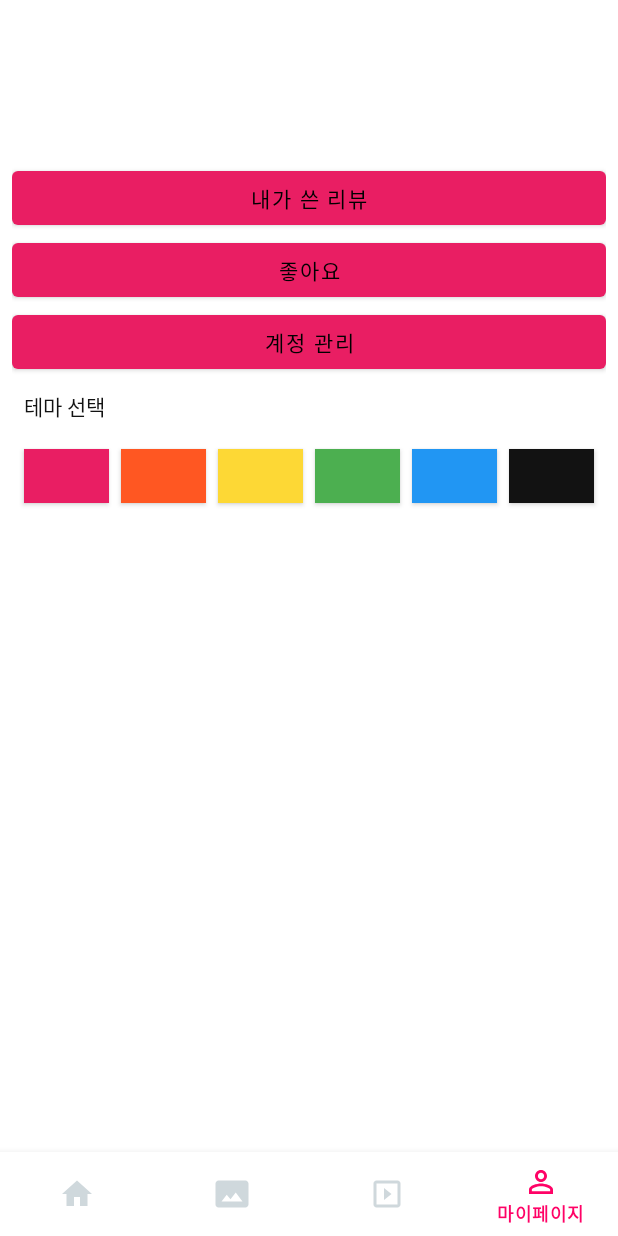
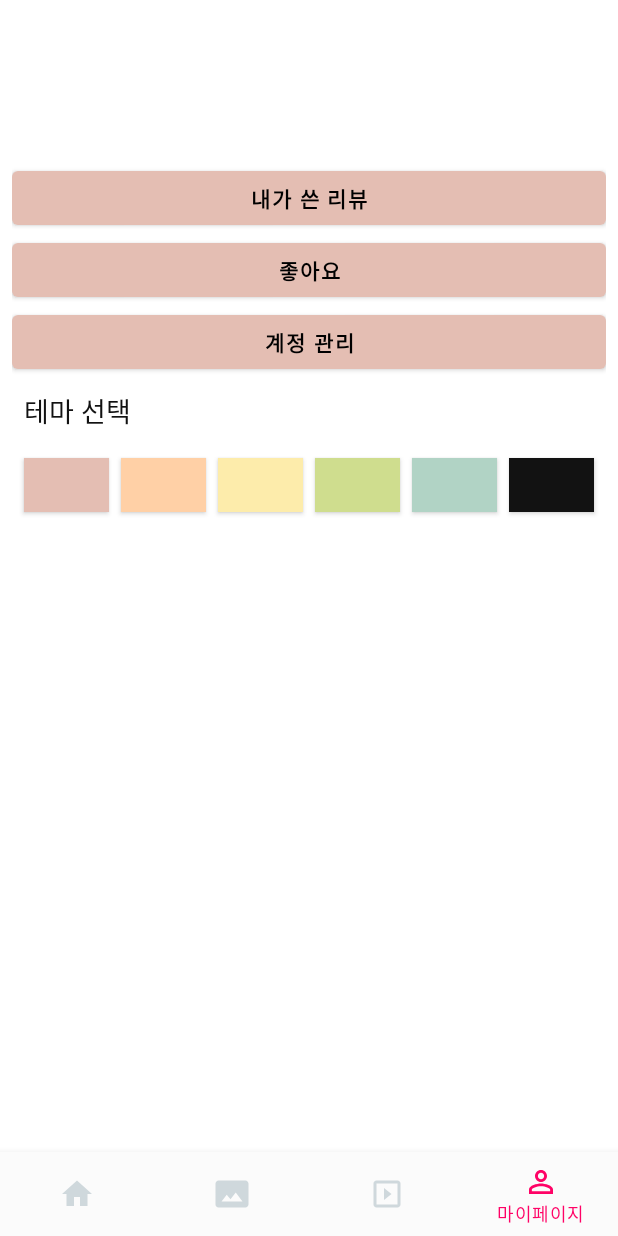
Before and after one commit to JuyoungHam/2020Project, an Android app: the screen it shows after launch once a user with an empty profile is signed in (MainActivity), item 4 of the bottom bar chosen, on a phone screen of 412 x 824 dp. Run offline under Robolectric (Android 15) with nearby library versions, the phone set to English and light mode, and no system bars; our stand-ins replace Firebase (no records; nobody signed in at launch, a user with empty details on screens opened directly); Roboto replaces fonts that are not available here; 1 statement that could not run was skipped.

Commit message:
폰트 및 디자인 약간 수정

```diff
--- a/MyProject73029/app/src/main/java/com/ici/myproject73029/MainActivity.java
+++ b/MyProject73029/app/src/main/java/com/ici/myproject73029/MainActivity.java
@@ -10,6 +10,7 @@ import android.os.Bundle;
 import android.util.Log;
 import android.view.Menu;
 import android.view.MenuItem;
+import android.view.ViewGroup;
 import android.widget.ImageView;
 import android.widget.Toast;
 
--- a/MyProject73029/app/src/main/java/com/ici/myproject73029/mypage/ThemeChanger.java
+++ b/MyProject73029/app/src/main/java/com/ici/myproject73029/mypage/ThemeChanger.java
@@ -42,9 +42,9 @@ public class ThemeChanger {
         } else if (i == 3) {
             activity.setTheme(R.style.AppTheme3);
         } else if (i == 4) {
-            activity.setTheme(R.style.AppTheme2);
+            activity.setTheme(R.style.AppTheme4);
         } else if (i == 5) {
-            activity.setTheme(R.style.AppTheme2);
+            activity.setTheme(R.style.AppTheme5);
         } else if (i == 6) {
             activity.setTheme(R.style.DarkTheme);
         }
--- a/MyProject73029/app/src/main/java/com/ici/myproject73029/tabs/ItemFragment.java
+++ b/MyProject73029/app/src/main/java/com/ici/myproject73029/tabs/ItemFragment.java
@@ -6,6 +6,7 @@ import android.content.Intent;
 import android.content.pm.PackageManager;
 import android.content.pm.ResolveInfo;
 import android.graphics.Color;
+import android.graphics.Typeface;
 import android.location.Address;
 import android.location.Geocoder;
 import android.net.Uri;
@@ -167,6 +168,10 @@ public class ItemFragment extends Fragment implements View.OnClickListener,
         item_period.setVisibility(View.GONE);
         ImageButton go_to_url = rootView.findViewById(R.id.go_to_url);
 
+        TextView item=rootView.findViewById(R.id.item_title);
+        Typeface tf=Typeface.createFromAsset(getContext().getAssets(),"font/Cafe24Oneprettynight.ttf");
+        item.setTypeface(tf);
+
         if (FirebaseAuth.getInstance().getCurrentUser() == null) {
             make_favorite.setEnabled(false);
             make_favorite.setImageResource(R.drawable.favorited);
@@ -207,7 +212,7 @@ public class ItemFragment extends Fragment implements View.OnClickListener,
             item_venue.setVisibility(View.VISIBLE);
         }
         if (start_date != null && end_date != null) {
-            SimpleDateFormat sfd = new SimpleDateFormat("yyyy년 MM월 dd일", Locale.getDefault());
+            SimpleDateFormat sfd = new SimpleDateFormat("yy년 MM월 dd일", Locale.getDefault());
             item_period.setText(sfd.format(start_date.toDate()) + " ~ " + sfd.format(end_date.toDate()));
             item_period.setVisibility(View.VISIBLE);
         }
--- /dev/null
+++ b/MyProject73029/app/src/main/res/font/fonts.xml
@@ -0,0 +1,6 @@
+<?xml version="1.0" encoding="utf-8"?>
+<font-family xmlns:android="http://schemas.android.com/apk/res/android">
+
+    <font android:font="@font/cafe24oneprettynight"></font>
+
+</font-family>
--- a/MyProject73029/app/src/main/res/layout/activity_firebase_ui.xml
+++ b/MyProject73029/app/src/main/res/layout/activity_firebase_ui.xml
@@ -81,7 +81,7 @@
         <com.facebook.login.widget.LoginButton
             android:id="@+id/facebook_login_button"
             android:layout_width="250dp"
-            android:layout_height="45dp"
+            android:layout_height="wrap_content"
             android:layout_gravity="center_horizontal"
             android:layout_marginTop="16dp"
             app:layout_constraintEnd_toEndOf="parent"
--- a/MyProject73029/app/src/main/res/layout/activity_loading.xml
+++ b/MyProject73029/app/src/main/res/layout/activity_loading.xml
@@ -5,4 +5,6 @@
     android:layout_width="match_parent"
     android:layout_height="match_parent"
     android:background="?attr/backgroundColor"
-    tools:context=".Loading" />
+    tools:context=".Loading" >
+
+</androidx.constraintlayout.widget.ConstraintLayout>
--- a/MyProject73029/app/src/main/res/layout/fragment_item.xml
+++ b/MyProject73029/app/src/main/res/layout/fragment_item.xml
@@ -49,7 +49,8 @@
                         android:layout_marginTop="8dp"
                         android:layout_marginBottom="8dp"
                         android:textAppearance="@style/TextAppearance.AppCompat.Large"
-                        android:textSize="20sp" />
+                        android:textSize="24sp"
+                        android:textStyle="bold" />
 
                     <com.google.android.material.chip.ChipGroup
                         android:id="@+id/item_chip_group"
@@ -102,7 +103,7 @@
                                 android:layout_height="wrap_content"
                                 android:gravity="center"
                                 android:text="평균 별점"
-                                android:textSize="10sp" />
+                                android:textSize="12sp" />
                         </LinearLayout>
 
                         <Space
@@ -130,7 +131,7 @@
                                 android:layout_width="wrap_content"
                                 android:layout_height="wrap_content"
                                 android:text="지도"
-                                android:textSize="10sp" />
+                                android:textSize="12sp" />
 
                         </LinearLayout>
 
@@ -164,7 +165,7 @@
                                 android:gravity="center"
                                 android:text="홈페이지"
                                 android:textAppearance="@style/TextAppearance.AppCompat.Small"
-                                android:textSize="10sp" />
+                                android:textSize="12sp" />
                         </LinearLayout>
 
                         <Space
@@ -194,7 +195,7 @@
                                 android:layout_height="wrap_content"
                                 android:gravity="center"
                                 android:text="공유"
-                                android:textSize="10sp" />
+                                android:textSize="12sp" />
                         </LinearLayout>
 
                         <Space
@@ -221,7 +222,7 @@
                                 android:layout_height="wrap_content"
                                 android:gravity="center"
                                 android:text="댓글"
-                                android:textSize="10sp" />
+                                android:textSize="12sp" />
                         </LinearLayout>
 
                         <Space
@@ -264,7 +265,7 @@
                                 android:layout_height="wrap_content"
                                 android:gravity="center"
                                 android:text="좋아요"
-                                android:textSize="10sp" />
+                                android:textSize="12sp" />
 
                         </LinearLayout>
 
@@ -283,7 +284,8 @@
                         android:layout_margin="8dp"
                         android:gravity="center"
                         android:textAppearance="@style/TextAppearance.AppCompat.Medium"
-                        tools:visibility="gone" />
+                        tools:visibility="gone"
+                        android:textSize="20sp"/>
 
                     <TextView
                         android:id="@+id/item_period"
@@ -293,7 +295,7 @@
                         android:layout_margin="8dp"
                         android:gravity="center"
                         android:textAppearance="@style/TextAppearance.AppCompat.Medium"
-                        android:textSize="16sp"
+                        android:textSize="20sp"
                         tools:visibility="gone" />
 
                     <TextView
@@ -301,6 +303,7 @@
                         android:layout_width="wrap_content"
                         android:layout_height="wrap_content"
                         android:layout_margin="8dp"
+                        android:textSize="20sp"
                         tools:visibility="gone" />
 
                     <FrameLayout
--- a/MyProject73029/app/src/main/res/layout/horizontal_item.xml
+++ b/MyProject73029/app/src/main/res/layout/horizontal_item.xml
@@ -22,7 +22,7 @@
             android:layout_height="150dp"
             android:layout_gravity="center|center_vertical"
             android:layout_margin="4dp"
-            tools:srcCompat="@drawable/ic_baseline_photo" />
+            tools:srcCompat="@drawable/ic_baseline_photo"/>
 
         <TextView
             android:id="@+id/title_grid"
@@ -34,7 +34,8 @@
             android:layout_marginBottom="8dp"
             android:gravity="center"
             android:singleLine="true"
-            android:textAppearance="@style/TextAppearance.AppCompat.Small" />
+            android:textAppearance="@style/TextAppearance.AppCompat.Small"
+            android:textSize="16sp" />
 
     </LinearLayout>
 </androidx.cardview.widget.CardView>
--- a/MyProject73029/app/src/main/res/layout/item.xml
+++ b/MyProject73029/app/src/main/res/layout/item.xml
@@ -51,7 +51,7 @@
             android:layout_gravity="center|center_vertical"
             android:layout_margin="4dp"
             android:visibility="gone"
-            tools:srcCompat="@drawable/ic_baseline_photo" />
+            tools:srcCompat="@drawable/ic_baseline_photo"/>
 
         <TextView
             android:id="@+id/title_grid"
--- a/MyProject73029/app/src/main/res/layout/tab_home.xml
+++ b/MyProject73029/app/src/main/res/layout/tab_home.xml
@@ -55,12 +55,13 @@
 
                 <TextView
                     android:id="@+id/textView5"
-                    android:layout_width="match_parent"
+                    android:layout_width="wrap_content"
                     android:layout_height="wrap_content"
                     android:layout_marginLeft="8dp"
                     android:layout_marginTop="16dp"
                     android:text="새로운 공연/전시"
-                    android:textAppearance="@style/TextAppearance.AppCompat.Medium" />
+                    android:textAppearance="@style/TextAppearance.AppCompat.Medium"
+                    android:textStyle="bold"/>
 
                 <androidx.recyclerview.widget.RecyclerView
                     android:id="@+id/new_recyclerview"
@@ -77,13 +78,15 @@
                     android:layout_marginLeft="8dp"
                     android:layout_marginTop="16dp"
                     android:text="인기 공연/전시"
+                    android:textStyle="bold"
                     android:textAppearance="@style/TextAppearance.AppCompat.Medium" />
 
                 <androidx.recyclerview.widget.RecyclerView
                     android:id="@+id/pop_recyclerview"
                     android:layout_width="match_parent"
                     android:layout_height="wrap_content"
-                    tools:listitem="@layout/horizontal_item">
+                    tools:listitem="@layout/horizontal_item"
+                    android:elevation="20dp">
 
                 </androidx.recyclerview.widget.RecyclerView>
 
@@ -94,6 +97,7 @@
                     android:layout_marginLeft="8dp"
                     android:layout_marginTop="16dp"
                     android:text="예정 공연/전시"
+                    android:textStyle="bold"
                     android:textAppearance="@style/TextAppearance.AppCompat.Medium" />
 
                 <androidx.recyclerview.widget.RecyclerView
--- a/MyProject73029/app/src/main/res/layout/tab_mypage.xml
+++ b/MyProject73029/app/src/main/res/layout/tab_mypage.xml
@@ -48,7 +48,9 @@
                 android:layout_height="wrap_content"
                 android:text="내가 쓴 리뷰"
                 android:textColor="#000000"
-                app:backgroundTint="?attr/colorAccent" />
+                app:backgroundTint="?attr/colorAccent"
+                android:fontFamily="@font/cafe24oneprettynight"
+                android:textStyle="bold"/>
 
             <Button
                 android:id="@+id/button_favorite"
@@ -56,7 +58,9 @@
                 android:layout_height="wrap_content"
                 android:text="좋아요"
                 android:textColor="#000000"
-                app:backgroundTint="?attr/colorAccent" />
+                app:backgroundTint="?attr/colorAccent"
+                android:fontFamily="@font/cafe24oneprettynight"
+                android:textStyle="bold"/>
 
             <Button
                 android:id="@+id/button_login_control"
@@ -64,19 +68,22 @@
                 android:layout_height="wrap_content"
                 android:text="계정 관리"
                 android:textColor="#000000"
-                app:backgroundTint="?attr/colorAccent" />
+                app:backgroundTint="?attr/colorAccent"
+                android:fontFamily="@font/cafe24oneprettynight"
+                android:textStyle="bold"/>
 
             <TextView
                 android:id="@+id/textView8"
                 android:layout_width="match_parent"
                 android:layout_height="wrap_content"
                 android:layout_margin="8dp"
-                android:text="테마 선택" />
+                android:text="테마 선택"
+                android:textSize="18sp" />
 
             <LinearLayout
                 android:layout_width="match_parent"
                 android:layout_height="wrap_content"
-                android:background="#FFFFFF"
+                android:background="#0000"
                 android:padding="4dp">
 
                 <Button
@@ -86,7 +93,7 @@
                     android:layout_marginLeft="4dp"
                     android:layout_marginRight="4dp"
                     android:layout_weight="1"
-                    app:backgroundTint="#E91E63"
+                    app:backgroundTint="#E4BEB3"
                     app:cornerRadius="0dp" />
 
                 <Button
@@ -96,7 +103,7 @@
                     android:layout_marginLeft="4dp"
                     android:layout_marginRight="4dp"
                     android:layout_weight="1"
-                    app:backgroundTint="#FF5722"
+                    app:backgroundTint="#FFD0A6"
                     app:cornerRadius="0dp" />
 
                 <Button
@@ -106,9 +113,9 @@
                     android:layout_marginLeft="4dp"
                     android:layout_marginRight="4dp"
                     android:layout_weight="1"
-                    app:backgroundTint="#FDD835"
+                    app:backgroundTint="#FDECAB"
                     app:cornerRadius="0dp"
-                    app:iconTint="#FFB300" />
+                    app:iconTint="#FDECAB" />
 
                 <Button
                     android:id="@+id/theme4"
@@ -117,7 +124,7 @@
                     android:layout_marginLeft="4dp"
                     android:layout_marginRight="4dp"
                     android:layout_weight="1"
-                    app:backgroundTint="#4CAF50"
+                    app:backgroundTint="#CFDD8E"
                     app:cornerRadius="0dp" />
 
                 <Button
@@ -127,7 +134,7 @@
                     android:layout_marginLeft="4dp"
                     android:layout_marginRight="4dp"
                     android:layout_weight="1"
-                    app:backgroundTint="#2196F3"
+                    app:backgroundTint="#B1D3C5"
                     app:cornerRadius="0dp" />
 
                 <Button
--- a/MyProject73029/app/src/main/res/layout/tab_show.xml
+++ b/MyProject73029/app/src/main/res/layout/tab_show.xml
@@ -3,7 +3,9 @@
     xmlns:tools="http://schemas.android.com/tools"
     android:layout_width="match_parent"
     android:layout_height="match_parent"
-    android:background="?attr/backgroundColor">
+    android:background="?attr/backgroundColor"
+    android:padding="20dp"
+    android:elevation="30dp">
 
     <androidx.recyclerview.widget.RecyclerView
         android:id="@+id/show_recyclerView"
--- a/MyProject73029/app/src/main/res/values/styles.xml
+++ b/MyProject73029/app/src/main/res/values/styles.xml
@@ -2,32 +2,78 @@
     <!-- Base application theme. -->
     <style name="AppTheme" parent="Theme.MaterialComponents.DayNight">
         <!-- Customize your theme here. -->
-        <item name="colorPrimary">#FFFFFF</item>
-        <item name="colorPrimaryDark">#E91E63</item>
-        <item name="colorAccent">#E91E63</item>
+        <item name="colorPrimary">#FBFBFB</item>
+        <item name="colorPrimaryDark">#E4BEB3</item>
+        <item name="colorAccent">#E4BEB3</item>
         <item name="android:textColor">#121212</item>
         <item name="colorControlActivated">@color/pink</item>
         <item name="backgroundColor">#ffffff</item>
+        <item name="android:textViewStyle">@style/customTextViewFontStyle</item>
+        <item name="android:buttonStyle">@style/customButtonFontStyle</item>
+        <item name="android:editTextStyle">@style/customEditTextFontStyle</item>
+        <item name="android:radioButtonStyle">@style/customRadioButtonFontStyle</item>
+        <item name="android:checkboxStyle">@style/customCheckboxFontStyle</item>
+
     </style>
 
     <style name="AppTheme2" parent="Theme.MaterialComponents.DayNight">
         <!-- Customize your theme here. -->
         <item name="colorPrimary">#FFFFFF</item>
-        <item name="colorPrimaryDark">#FF5722</item>
-        <item name="colorAccent">#FF5722</item>
+        <item name="colorPrimaryDark">#FFD0A6</item>
+        <item name="colorAccent">#FFD0A6</item>
         <item name="colorControlActivated">@color/pink</item>
         <item name="android:textColor">#121212</item>
         <item name="backgroundColor">#ffffff</item>
+        <item name="android:textViewStyle">@style/customTextViewFontStyle</item>
+        <item name="android:buttonStyle">@style/customButtonFontStyle</item>
+        <item name="android:editTextStyle">@style/customEditTextFontStyle</item>
+        <item name="android:radioButtonStyle">@style/customRadioButtonFontStyle</item>
+        <item name="android:checkboxStyle">@style/customCheckboxFontStyle</item>
     </style>
 
     <style name="AppTheme3" parent="Theme.MaterialComponents.DayNight">
         <!-- Customize your theme here. -->
         <item name="colorPrimary">#FFFFFF</item>
-        <item name="colorPrimaryDark">#FFDE03</item>
-        <item name="colorAccent">#FFDE03</item>
+        <item name="colorPrimaryDark">#FDECAB</item>
+        <item name="colorAccent">#FDECAB</item>
         <item name="android:textColor">#121212</item>
         <item name="colorControlActivated">@color/pink</item>
         <item name="backgroundColor">#ffffff</item>
+        <item name="android:textViewStyle">@style/customTextViewFontStyle</item>
+        <item name="android:buttonStyle">@style/customButtonFontStyle</item>
+        <item name="android:editTextStyle">@style/customEditTextFontStyle</item>
+        <item name="android:radioButtonStyle">@style/customRadioButtonFontStyle</item>
+        <item name="android:checkboxStyle">@style/customCheckboxFontStyle</item>
+    </style>
+
+    <style name="AppTheme4" parent="Theme.MaterialComponents.DayNight">
+        <!-- Customize your theme here. -->
+        <item name="colorPrimary">#FFFFFF</item>
+        <item name="colorPrimaryDark">#CFDD8E</item>
+        <item name="colorAccent">#CFDD8E</item>
+        <item name="android:textColor">#121212</item>
+        <item name="colorControlActivated">@color/pink</item>
+        <item name="backgroundColor">#ffffff</item>
+        <item name="android:textViewStyle">@style/customTextViewFontStyle</item>
+        <item name="android:buttonStyle">@style/customButtonFontStyle</item>
+        <item name="android:editTextStyle">@style/customEditTextFontStyle</item>
+        <item name="android:radioButtonStyle">@style/customRadioButtonFontStyle</item>
+        <item name="android:checkboxStyle">@style/customCheckboxFontStyle</item>
+    </style>
+
+    <style name="AppTheme5" parent="Theme.MaterialComponents.DayNight">
+        <!-- Customize your theme here. -->
+        <item name="colorPrimary">#FFFFFF</item>
+        <item name="colorPrimaryDark">#B1D3C5</item>
+        <item name="colorAccent">#B1D3C5</item>
+        <item name="android:textColor">#121212</item>
+        <item name="colorControlActivated">@color/pink</item>
+        <item name="backgroundColor">#ffffff</item>
+        <item name="android:textViewStyle">@style/customTextViewFontStyle</item>
+        <item name="android:buttonStyle">@style/customButtonFontStyle</item>
+        <item name="android:editTextStyle">@style/customEditTextFontStyle</item>
+        <item name="android:radioButtonStyle">@style/customRadioButtonFontStyle</item>
+        <item name="android:checkboxStyle">@style/customCheckboxFontStyle</item>
     </style>
 
     <style name="DarkTheme" parent="Theme.MaterialComponents.DayNight">
@@ -40,6 +86,11 @@
         <item name="colorControlActivated">#C2185B</item>
         <item name="android:textColorPrimary">#deffffff</item>
         <item name="backgroundColor">#121212</item>
+        <item name="android:textViewStyle">@style/customTextViewFontStyle</item>
+        <item name="android:buttonStyle">@style/customButtonFontStyle</item>
+        <item name="android:editTextStyle">@style/customEditTextFontStyle</item>
+        <item name="android:radioButtonStyle">@style/customRadioButtonFontStyle</item>
+        <item name="android:checkboxStyle">@style/customCheckboxFontStyle</item>
     </style>
 
     <style name="MyDialogTheme" parent="Theme.AppCompat.Light.Dialog.Alert">
@@ -76,4 +127,23 @@
         <item name="android:textColor">@android:color/black</item>
     </style>
 
+    <style name="customTextViewFontStyle" parent="@android:style/Widget.DeviceDefault.TextView">
+        <item name="android:fontFamily">@font/cafe24oneprettynight</item>
+    </style>
+    <style name="customButtonFontStyle" parent="@android:style/Widget.DeviceDefault.Button.Borderless">
+        <item name="android:fontFamily">@font/cafe24oneprettynight</item>
+    </style>
+
+    <style name="customEditTextFontStyle" parent="@android:style/Widget.DeviceDefault.EditText">
+        <item name="android:fontFamily">@font/cafe24oneprettynight</item>
+    </style>
+
+    <style name="customRadioButtonFontStyle" parent="@android:style/Widget.DeviceDefault.CompoundButton.RadioButton">
+        <item name="android:fontFamily">@font/cafe24oneprettynight</item>
+    </style>
+
+    <style name="customCheckboxFontStyle" parent="@android:style/Widget.DeviceDefault.CompoundButton.CheckBox">
+        <item name="android:fontFamily">@font/cafe24oneprettynight</item>
+    </style>
+
 </resources>
```
Also changed, not shown: MyProject73029/app/src/main/AndroidManifest.xml (+4 -7 lines), 6 other files.
